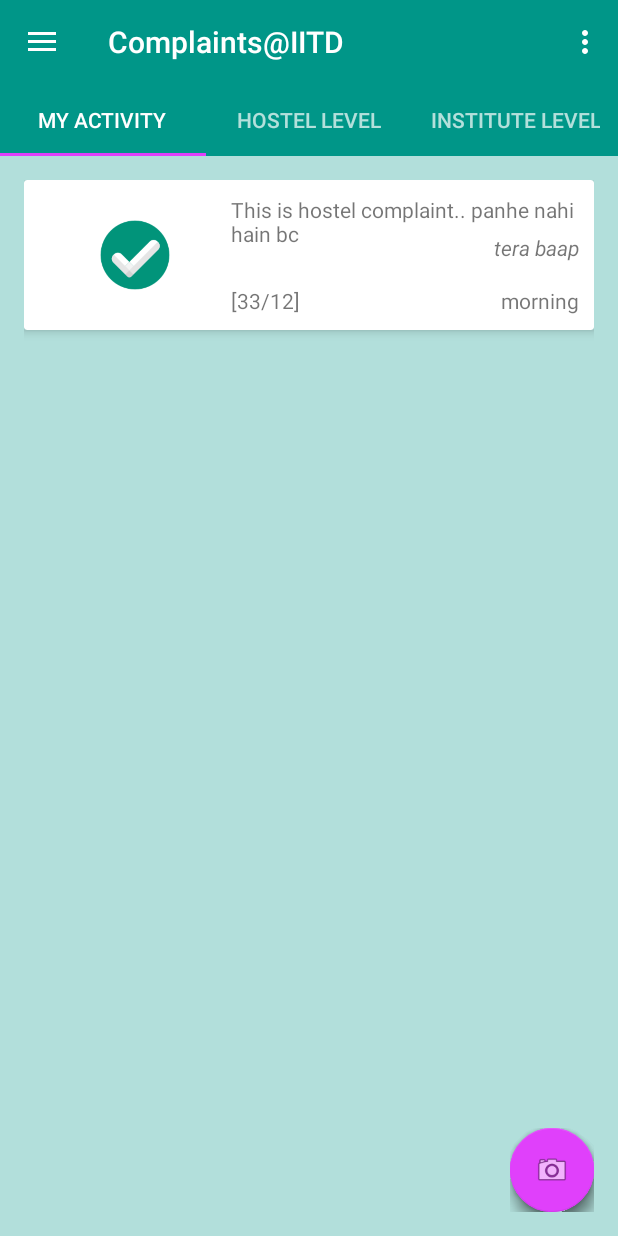
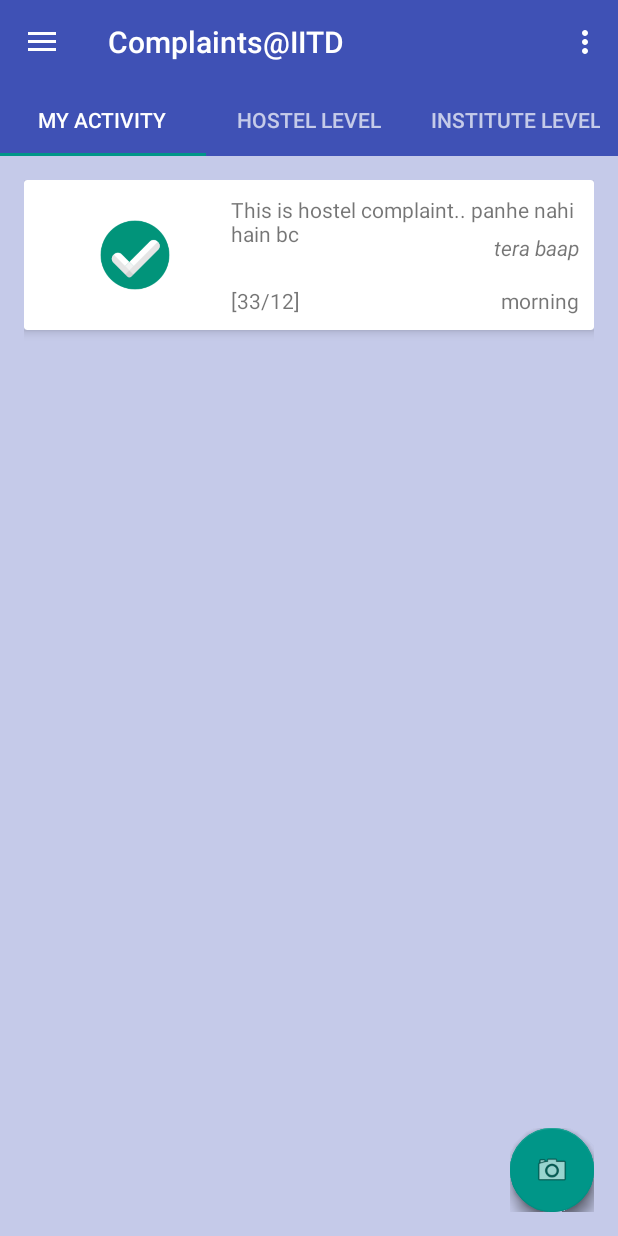
Before and after one commit to akshittyagi/Complaints-IITD, an Android app: the Activity_Home screen opened directly, with no data from a screen before it, on a phone screen of 412 x 824 dp. Run offline under Robolectric (Android 15) with nearby library versions, the phone set to English and light mode, and no system bars; our stand-ins replace Volley; plain views replace FloatingActionButton, FloatingActionMenu.

Commit message:
colors changed

```diff
--- a/app/src/main/java/com/example/akty7/assignmenttwo/HelperClass/Complaint.java
+++ b/app/src/main/java/com/example/akty7/assignmenttwo/HelperClass/Complaint.java
@@ -1,5 +1,4 @@
 package com.example.akty7.assignmenttwo.HelperClass;
-
 /**
  * Created by akty7 on 28-Mar-16.
  */
--- a/app/src/main/java/com/example/akty7/assignmenttwo/JSONParser.java
+++ b/app/src/main/java/com/example/akty7/assignmenttwo/JSONParser.java
@@ -36,7 +36,7 @@
     ArrayList<UserIn> retUsers;
     String username;
     String password;
-    String main="http://10.192.45.89";
+    String main="http://10.192.45.89:8000";
     String login="/Complaint_Portal/default/login.json?userid="+username+"&password="+password;
     String logout="/Complaint_Portal/default/logout.json";
     String oldpass;
--- a/app/src/main/res/values/colors.xml
+++ b/app/src/main/res/values/colors.xml
@@ -1,12 +1,12 @@
 <?xml version="1.0" encoding="utf-8"?>
 <resources>
-    <color name="colorPrimary">#009688</color>
-    <color name="colorPrimaryDark">#00796B</color>
-    <color name="colorPrimaryLight">#B2DFDB</color>
-    <color name="colorAccent">#E040FB</color>
+
+    <color name="colorPrimary">#3F51B5</color>
+    <color name="colorPrimaryDark">#303F9F</color>
+    <color name="colorPrimaryLight">#C5CAE9</color>
+    <color name="colorAccent">#009688</color>
     <color name="colorPrimaryText">#212121</color>
     <color name="colorSecondaryText">#727272</color>
     <color name="colorIcons">#FFFFFF</color>
     <color name="colorDivider">#B6B6B6</color>
-
 </resources>
```
